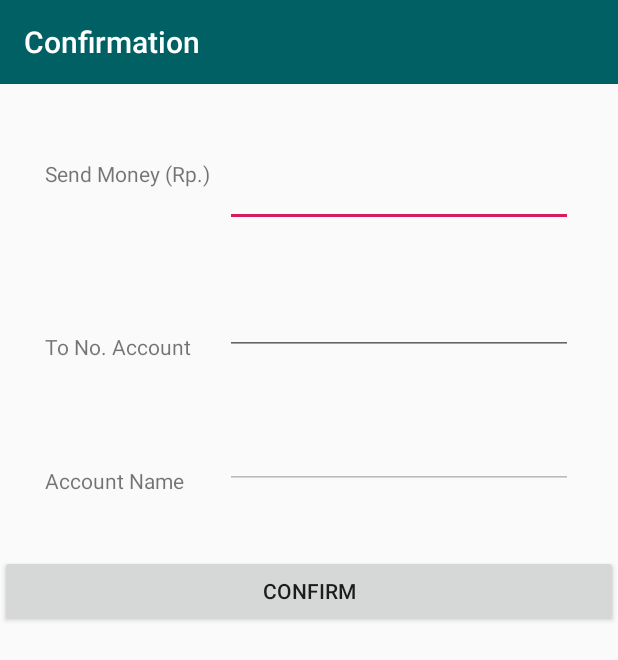
After one commit to nurramdandoni/e-Payment, an Android app: the ConfirmActivity screen opened directly, with no data from a screen before it, on a phone screen of 412 x 824 dp. The commit adds this screen. Shown: the top 660 px of the screen. Run offline under Robolectric (Android 15) with nearby library versions, the phone set to English and light mode, and no system bars.

Commit message:
add intent scanner result to confirm activity

```diff
--- a/app/src/main/AndroidManifest.xml
+++ b/app/src/main/AndroidManifest.xml
@@ -2,7 +2,7 @@
 <manifest xmlns:android="http://schemas.android.com/apk/res/android"
     package="com.ppsi.epayment">
 
-    <uses-permission android:name="android.permission.CAMERA"/>
+    <uses-permission android:name="android.permission.CAMERA" />
 
     <application
         android:allowBackup="true"
@@ -11,7 +11,8 @@
         android:roundIcon="@mipmap/ic_launcher_round"
         android:supportsRtl="true"
         android:theme="@style/AppTheme">
-        <activity android:name=".ScanActivity"></activity>
+        <activity android:name=".ConfirmActivity"></activity>
+        <activity android:name=".ScanActivity" />
         <activity android:name=".HomeActivity" />
         <activity android:name=".SignupActivity" />
         <activity android:name=".LoginActivity" />
--- /dev/null
+++ b/app/src/main/java/com/ppsi/epayment/ConfirmActivity.java
@@ -0,0 +1,25 @@
+package com.ppsi.epayment;
+
+import androidx.appcompat.app.AppCompatActivity;
+
+import android.content.Intent;
+import android.os.Bundle;
+import android.widget.TextView;
+
+public class ConfirmActivity extends AppCompatActivity {
+
+    String acc;
+    private TextView txtSendMoney,txtToAccount,txtNameAccount;
+
+    @Override
+    protected void onCreate(Bundle savedInstanceState) {
+        super.onCreate(savedInstanceState);
+        setContentView(R.layout.activity_confirm);
+
+        Intent inten = getIntent();
+        acc = inten.getStringExtra("acc");
+
+        txtToAccount = findViewById(R.id.txtToAccount);
+        txtToAccount.setText(acc);
+    }
+}
--- a/app/src/main/java/com/ppsi/epayment/ScanActivity.java
+++ b/app/src/main/java/com/ppsi/epayment/ScanActivity.java
@@ -6,6 +6,7 @@ import androidx.core.app.ActivityCompat;
 import androidx.core.content.ContextCompat;
 
 import android.Manifest;
+import android.content.Intent;
 import android.content.pm.PackageManager;
 import android.os.Bundle;
 import android.view.View;
@@ -43,7 +44,13 @@ public class ScanActivity extends AppCompatActivity {
                 runOnUiThread(new Runnable() {
                     @Override
                     public void run() {
+//                        hasil scan alihkan datanya ke konfirmasi transfer -> opsi batal/ konfirmasi ->
+//                        jika ya insert firebase, jika gagal kembali ke traqnsaction fragment
                         Toast.makeText(ScanActivity.this, result.getText(), Toast.LENGTH_SHORT).show();
+                        String acc = result.getText();
+                        Intent i = new Intent(getApplicationContext(),ConfirmActivity.class);
+                        i.putExtra("acc",acc);
+                        startActivity(i);
                     }
                 });
             }
--- /dev/null
+++ b/app/src/main/res/layout/activity_confirm.xml
@@ -0,0 +1,104 @@
+<?xml version="1.0" encoding="utf-8"?>
+<LinearLayout xmlns:android="http://schemas.android.com/apk/res/android"
+    xmlns:app="http://schemas.android.com/apk/res-auto"
+    xmlns:tools="http://schemas.android.com/tools"
+    android:layout_width="match_parent"
+    android:layout_height="match_parent"
+    tools:context=".ConfirmActivity"
+    android:orientation="vertical">
+
+    <Toolbar
+        android:layout_width="match_parent"
+        android:layout_height="wrap_content"
+        android:background="@color/blue"
+        android:title="Confirmation"
+        android:titleTextColor="#ffffff" />
+
+    <ScrollView
+        android:layout_width="match_parent"
+        android:layout_height="match_parent">
+
+        <LinearLayout
+            android:layout_width="match_parent"
+            android:layout_height="wrap_content"
+            android:orientation="vertical">
+
+            <RelativeLayout
+                android:layout_width="wrap_content"
+                android:layout_height="wrap_content">
+                <TextView
+                    android:id="@+id/lblSendMoney"
+                    android:layout_width="wrap_content"
+                    android:layout_height="match_parent"
+                    android:text="Send Money (Rp.)"
+                    android:layout_marginTop="50dp"
+                    android:layout_marginBottom="20dp"
+                    android:layout_marginLeft="30dp"/>
+                <EditText
+                    android:id="@+id/txtSendMoney"
+                    android:layout_width="match_parent"
+                    android:layout_height="match_parent"
+                    android:layout_marginTop="50dp"
+                    android:layout_marginBottom="20dp"
+                    android:layout_marginLeft="150dp"
+                    android:layout_marginRight="30dp"/>
+            </RelativeLayout>
+
+            <RelativeLayout
+                android:layout_width="wrap_content"
+                android:layout_height="wrap_content">
+            <TextView
+                android:id="@+id/lblSendMoney"
+                android:layout_width="wrap_content"
+                android:layout_height="match_parent"
+                android:text="To No. Account"
+                android:layout_marginTop="50dp"
+                android:layout_marginBottom="20dp"
+                android:layout_marginLeft="30dp"/>
+
+                <EditText
+                    android:id="@+id/txtToAccount"
+                    android:layout_width="match_parent"
+                    android:layout_height="match_parent"
+                    android:layout_marginTop="20dp"
+                    android:layout_marginBottom="20dp"
+                    android:layout_marginLeft="150dp"
+                    android:layout_marginRight="30dp"/>
+            </RelativeLayout>
+
+            <RelativeLayout
+                android:layout_width="wrap_content"
+                android:layout_height="wrap_content">
+            <TextView
+                android:id="@+id/lblSendMoney"
+                android:layout_width="wrap_content"
+                android:layout_height="match_parent"
+                android:text="Account Name"
+                android:layout_marginTop="50dp"
+                android:layout_marginBottom="20dp"
+                android:layout_marginLeft="30dp"/>
+
+                <EditText
+                    android:id="@+id/txtNameAccount"
+                    android:layout_width="match_parent"
+                    android:layout_height="match_parent"
+                    android:layout_marginTop="20dp"
+                    android:layout_marginBottom="20dp"
+                    android:enabled="false"
+                    android:layout_marginLeft="150dp"
+                    android:layout_marginRight="30dp"/>
+            </RelativeLayout>
+
+
+            <Button
+                android:id="@+id/btnConfirm"
+                android:layout_width="match_parent"
+                android:layout_height="wrap_content"
+                android:text="Confirm"
+                android:layout_marginTop="20dp"
+                android:layout_marginBottom="20dp"/>
+        </LinearLayout>
+    </ScrollView>
+
+
+</LinearLayout>
```
